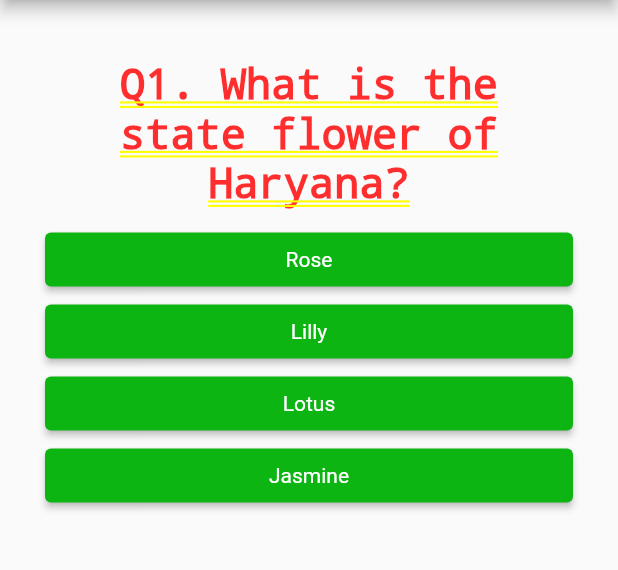
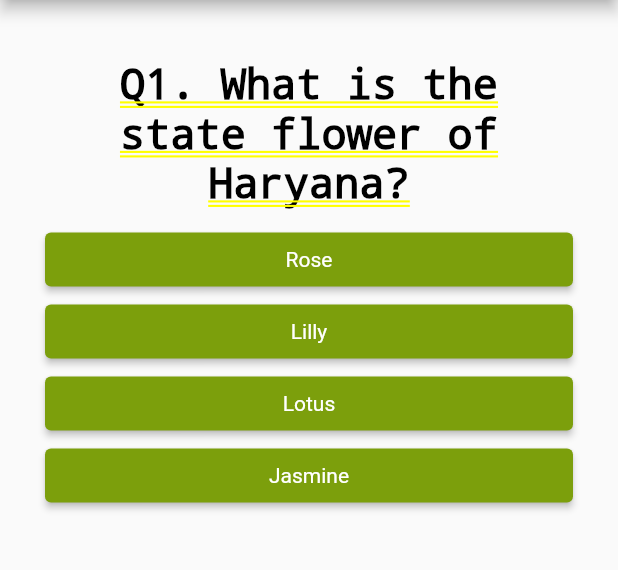
Before and after one commit to shoaib2415/my_flutter_app, a Flutter app: the screen it shows after launch, after a tap on "Submit", on a phone screen of 412 x 824 dp, the part 84-654 px from its top. Run offline on Flutter 3.47's test engine with Material 2 defaults, Android fonts, the phone set to English and light mode, and no system bars.

```diff
--- a/lib/answer.dart
+++ b/lib/answer.dart
@@ -18,7 +18,7 @@ class Answer extends StatelessWidget {
             textStyle:
                 MaterialStateProperty.all(const TextStyle(color: Colors.white)),
             backgroundColor:
-                MaterialStateProperty.all(Color.fromARGB(255, 13, 181, 19))),
+                MaterialStateProperty.all(Color.fromARGB(255, 124, 159, 12))),
         child: Text(answerText),
       ),
     ); //Container
--- a/lib/main.dart
+++ b/lib/main.dart
@@ -17,100 +17,10 @@ class MyApp extends StatefulWidget {
 }
 
 class _MyAppState extends State<MyApp> {
-  final _questions = const [
-    {
-      'questionText': 'Q1. Who created Flutter?',
-      'answers': [
-        {'text': 'Facebook', 'score': -2},
-        {'text': 'Adobe', 'score': -2},
-        {'text': 'Google', 'score': 10},
-        {'text': 'Microsoft', 'score': -2},
-      ],
-    },
-    {
-      'questionText': 'Q2. What is Flutter?',
-      'answers': [
-        {'text': 'Android Development Kit', 'score': -2},
-        {'text': 'IOS Development Kit', 'score': -2},
-        {'text': 'Web Development Kit', 'score': -2},
-        {
-          'text':
-              'SDK to build beautiful IOS, Android, Web & Desktop Native Apps',
-          'score': 10
-        },
-      ],
-    },
-    {
-      'questionText': ' Q3. Which programing language is used by Flutter',
-      'answers': [
-        {'text': 'Ruby', 'score': -2},
-        {'text': 'Dart', 'score': 10},
-        {'text': 'C++', 'score': -2},
-        {'text': 'Kotlin', 'score': -2},
-      ],
-    },
-    {
-      'questionText': 'Q4. Who created Dart programing language?',
-      'answers': [
-        {'text': 'Lars Bak and Kasper Lund', 'score': 10},
-        {'text': 'Brendan Eich', 'score': -2},
-        {'text': 'Bjarne Stroustrup', 'score': -2},
-        {'text': 'Jeremy Ashkenas', 'score': -2},
-      ],
-    },
-    {
-      'questionText':
-          'Q5. Is Flutter for Web and Desktop available in stable version?',
-      'answers': [
-        {
-          'text': 'Yes',
-          'score': -2,
-        },
-        {'text': 'No', 'score': 10},
-      ],
-    },
-  ];
-
-  var _questionIndex = 0;
-  var _totalScore = 0;
-
-  void _resetQuiz() {
-    setState(() {
-      _questionIndex = 0;
-      _totalScore = 0;
-    });
-  }
-
-  void _answerQuestion(int score) {
-    _totalScore += score;
-
-    setState(() {
-      _questionIndex = _questionIndex + 1;
-    });
-    // ignore: avoid_print
-    print(_questionIndex);
-    if (_questionIndex < _questions.length) {
-      // ignore: avoid_print
-      print('We have more questions!');
-    } else {
-      // ignore: avoid_print
-      print('No more questions!');
-    }
-  }
-
-  @override
-  void initState() {
-    // TODO: implement initState
-    super.initState();
-
-    // WidgetsBinding.instance.addPostFrameCallback((timeStamp) {
-    //   _answerQuestion(2);
-    // });
-  }
-
   @override
   Widget build(BuildContext context) {
     return MaterialApp(
+      debugShowCheckedModeBanner: false,
       home: Scaffold(
         appBar: AppBar(
           title: const Text('Techwizz'),
@@ -121,7 +31,6 @@ class _MyAppState extends State<MyApp> {
           child: Name(),
         ), //Padding
       ), //Scaffold
-      debugShowCheckedModeBanner: false,
     ); //MaterialApp
   }
 }
--- a/lib/name.dart
+++ b/lib/name.dart
@@ -7,8 +7,7 @@ class Name extends StatelessWidget {
   @override
   Widget build(BuildContext context) {
     return MaterialApp(
-      // title: 'Techwizz',
-      // theme: ThemeData(primarySwatch: Colors.blue),
+      debugShowCheckedModeBanner: false,
       home: TextFieldScreen(),
     );
   }
@@ -22,6 +21,7 @@ class TextFieldScreen extends StatefulWidget {
 class _textFieldScreenState extends State<TextFieldScreen> {
   final _controller = TextEditingController();
   String name = "";
+  bool hasSubmitted = false;
   @override
   Widget build(BuildContext context) {
     return Scaffold(
--- a/lib/question.dart
+++ b/lib/question.dart
@@ -12,7 +12,10 @@ class Question extends StatelessWidget {
       margin: const EdgeInsets.all(10),
       child: Text(
         questionText,
-        style: const TextStyle(fontSize: 28),
+        style: const TextStyle(
+          color: Colors.black,
+          fontSize: 28,
+        ),
         textAlign: TextAlign.center,
       ), //Text
     ); //Contaier
--- a/lib/quizapp.dart
+++ b/lib/quizapp.dart
@@ -143,17 +143,13 @@ class _QuizAppState extends State<QuizApp> {
 
   @override
   void initState() {
-    // TODO: implement initState
     super.initState();
-
-    // WidgetsBinding.instance.addPostFrameCallback((timeStamp) {
-    //   _answerQuestion(2);
-    // });
   }
 
   @override
   Widget build(BuildContext context) {
     return MaterialApp(
+        debugShowCheckedModeBanner: false,
         home: Column(children: [
           _questionIndex < _questions.length
               ? Quiz(
```
Also changed, not shown: lib/result.dart (+7 -7 lines), 1 other file. Lines whose indentation alone changed are shown as unchanged.
